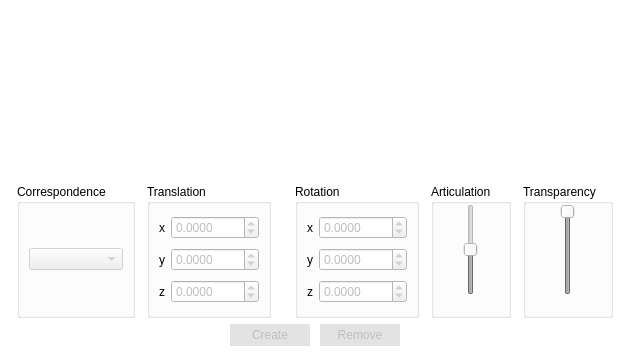
Old version of the form src/main/view/correspondenceeditor/correspondenceeditor.ui in the repository florianblume/6d-pat.
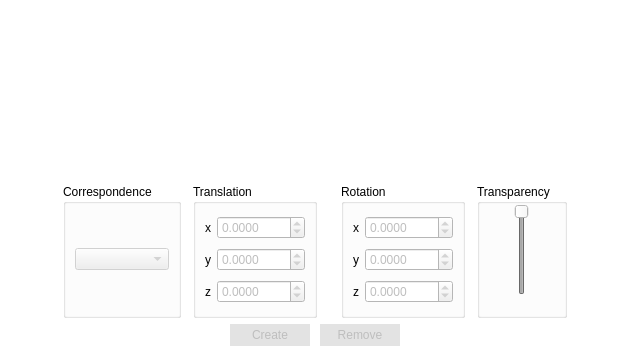
New version of the form.

Patch:
```diff
--- a/src/main/view/correspondenceeditor/correspondenceeditor.ui
+++ b/src/main/view/correspondenceeditor/correspondenceeditor.ui
@@ -188,27 +188,52 @@
          <property name="verticalSpacing">
           <number>0</number>
          </property>
+         <item row="0" column="2">
+          <widget class="QGroupBox" name="groupBoxCorrespondences">
+           <property name="sizePolicy">
+            <sizepolicy hsizetype="Maximum" vsizetype="Expanding">
+             <horstretch>0</horstretch>
+             <verstretch>0</verstretch>
+            </sizepolicy>
+           </property>
+           <property name="maximumSize">
+            <size>
+             <width>130</width>
+             <height>16777215</height>
+            </size>
+           </property>
+           <property name="title">
+            <string>Correspondence</string>
+           </property>
+           <layout class="QVBoxLayout" name="verticalLayout_4">
+            <item>
+             <widget class="QComboBox" name="comboBoxCorrespondence">
+              <property name="enabled">
+               <bool>false</bool>
+              </property>
+              <property name="toolTip">
+               <string>&lt;html&gt;&lt;head/&gt;&lt;body&gt;&lt;p&gt;This dropdown shows all correspondences of the currently viewed image and the currently selected object model.&lt;/p&gt;&lt;/body&gt;&lt;/html&gt;</string>
+              </property>
+              <property name="currentText">
+               <string/>
+              </property>
+             </widget>
+            </item>
+           </layout>
+          </widget>
+         </item>
          <item row="0" column="6">
-          <widget class="QGroupBox" name="groupBoxArticulation">
-           <property name="sizePolicy">
-            <sizepolicy hsizetype="Maximum" vsizetype="Expanding">
-             <horstretch>0</horstretch>
-             <verstretch>0</verstretch>
-            </sizepolicy>
-           </property>
+          <widget class="QGroupBox" name="groupBox">
            <property name="maximumSize">
             <size>
-             <width>80</width>
+             <width>90</width>
              <height>16777215</height>
             </size>
            </property>
            <property name="title">
-            <string>Articulation</string>
+            <string>Transparency</string>
            </property>
-           <layout class="QVBoxLayout" name="verticalLayout_3">
-            <property name="spacing">
-             <number>0</number>
-            </property>
+           <layout class="QGridLayout" name="gridLayout_6">
             <property name="leftMargin">
              <number>0</number>
             </property>
@@ -221,62 +246,29 @@
             <property name="bottomMargin">
              <number>20</number>
             </property>
-            <item>
-             <widget class="QFrame" name="frame_4">
-              <property name="frameShape">
-               <enum>QFrame::NoFrame</enum>
+            <property name="spacing">
+             <number>0</number>
+            </property>
+            <item row="0" column="0">
+             <widget class="QSlider" name="sliderOpacity">
+              <property name="enabled">
+               <bool>false</bool>
               </property>
-              <property name="frameShadow">
-               <enum>QFrame::Plain</enum>
+              <property name="minimum">
+               <number>1</number>
               </property>
-              <layout class="QGridLayout" name="gridLayout_5">
-               <property name="leftMargin">
-                <number>0</number>
-               </property>
-               <property name="topMargin">
-                <number>0</number>
-               </property>
-               <property name="rightMargin">
-                <number>0</number>
-               </property>
-               <property name="bottomMargin">
-                <number>0</number>
-               </property>
-               <property name="spacing">
-                <number>0</number>
-               </property>
-               <item row="0" column="0">
-                <widget class="QSlider" name="sliderArticulation">
-                 <property name="enabled">
-                  <bool>false</bool>
-                 </property>
-                 <property name="sizePolicy">
-                  <sizepolicy hsizetype="Fixed" vsizetype="Expanding">
-                   <horstretch>0</horstretch>
-                   <verstretch>6</verstretch>
-                  </sizepolicy>
-                 </property>
-                 <property name="minimum">
-                  <number>1</number>
-                 </property>
-                 <property name="maximum">
-                  <number>100</number>
-                 </property>
-                 <property name="value">
-                  <number>50</number>
-                 </property>
-                 <property name="tracking">
-                  <bool>true</bool>
-                 </property>
-                 <property name="orientation">
-                  <enum>Qt::Vertical</enum>
-                 </property>
-                 <property name="invertedAppearance">
-                  <bool>false</bool>
-                 </property>
-                </widget>
-               </item>
-              </layout>
+              <property name="maximum">
+               <number>100</number>
+              </property>
+              <property name="value">
+               <number>100</number>
+              </property>
+              <property name="tracking">
+               <bool>false</bool>
+              </property>
+              <property name="orientation">
+               <enum>Qt::Vertical</enum>
+              </property>
              </widget>
             </item>
            </layout>
@@ -462,92 +454,6 @@
            </layout>
           </widget>
          </item>
-         <item row="0" column="7">
-          <widget class="QGroupBox" name="groupBox">
-           <property name="maximumSize">
-            <size>
-             <width>90</width>
-             <height>16777215</height>
-            </size>
-           </property>
-           <property name="title">
-            <string>Transparency</string>
-           </property>
-           <layout class="QGridLayout" name="gridLayout_6">
-            <property name="leftMargin">
-             <number>0</number>
-            </property>
-            <property name="topMargin">
-             <number>0</number>
-            </property>
-            <property name="rightMargin">
-             <number>0</number>
-            </property>
-            <property name="bottomMargin">
-             <number>20</number>
-            </property>
-            <property name="spacing">
-             <number>0</number>
-            </property>
-            <item row="0" column="0">
-             <widget class="QSlider" name="sliderOpacity">
-              <property name="enabled">
-               <bool>false</bool>
-              </property>
-              <property name="minimum">
-               <number>1</number>
-              </property>
-              <property name="maximum">
-               <number>100</number>
-              </property>
-              <property name="value">
-               <number>100</number>
-              </property>
-              <property name="tracking">
-               <bool>false</bool>
-              </property>
-              <property name="orientation">
-               <enum>Qt::Vertical</enum>
-              </property>
-             </widget>
-            </item>
-           </layout>
-          </widget>
-         </item>
-         <item row="0" column="2">
-          <widget class="QGroupBox" name="groupBoxCorrespondences">
-           <property name="sizePolicy">
-            <sizepolicy hsizetype="Maximum" vsizetype="Expanding">
-             <horstretch>0</horstretch>
-             <verstretch>0</verstretch>
-            </sizepolicy>
-           </property>
-           <property name="maximumSize">
-            <size>
-             <width>130</width>
-             <height>16777215</height>
-            </size>
-           </property>
-           <property name="title">
-            <string>Correspondence</string>
-           </property>
-           <layout class="QVBoxLayout" name="verticalLayout_4">
-            <item>
-             <widget class="QComboBox" name="comboBoxCorrespondence">
-              <property name="enabled">
-               <bool>false</bool>
-              </property>
-              <property name="toolTip">
-               <string>&lt;html&gt;&lt;head/&gt;&lt;body&gt;&lt;p&gt;This dropdown shows all correspondences of the currently viewed image and the currently selected object model.&lt;/p&gt;&lt;/body&gt;&lt;/html&gt;</string>
-              </property>
-              <property name="currentText">
-               <string/>
-              </property>
-             </widget>
-            </item>
-           </layout>
-          </widget>
-         </item>
          <item row="0" column="5">
           <widget class="QGroupBox" name="groupBoxRotation">
            <property name="sizePolicy">
```
